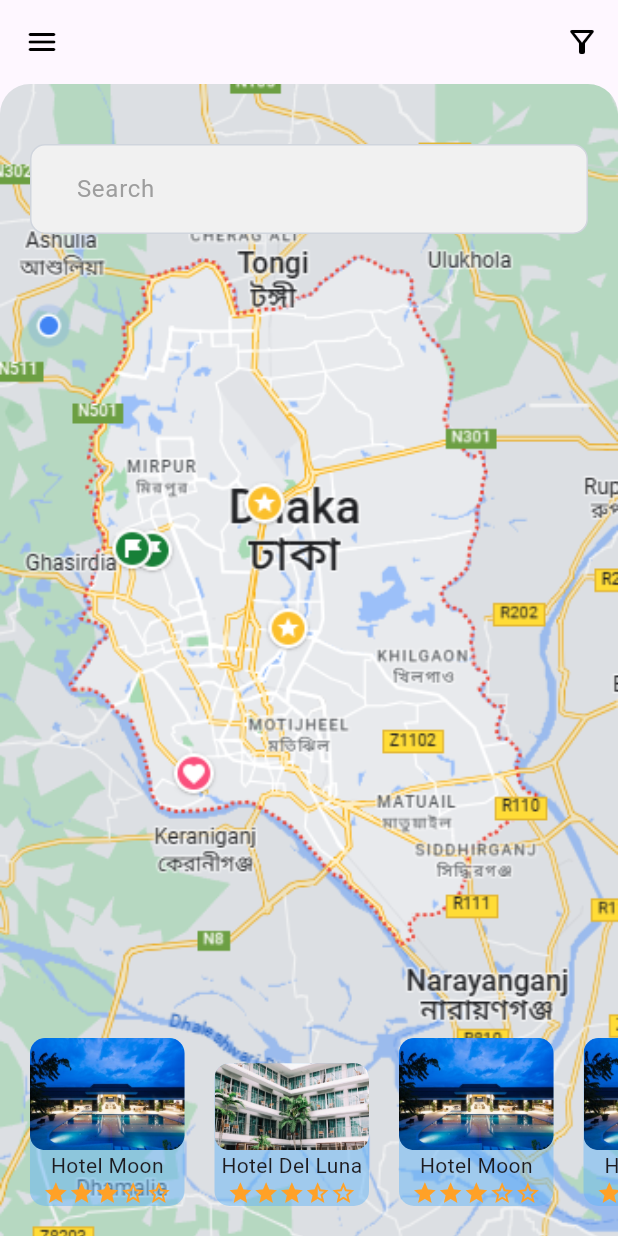
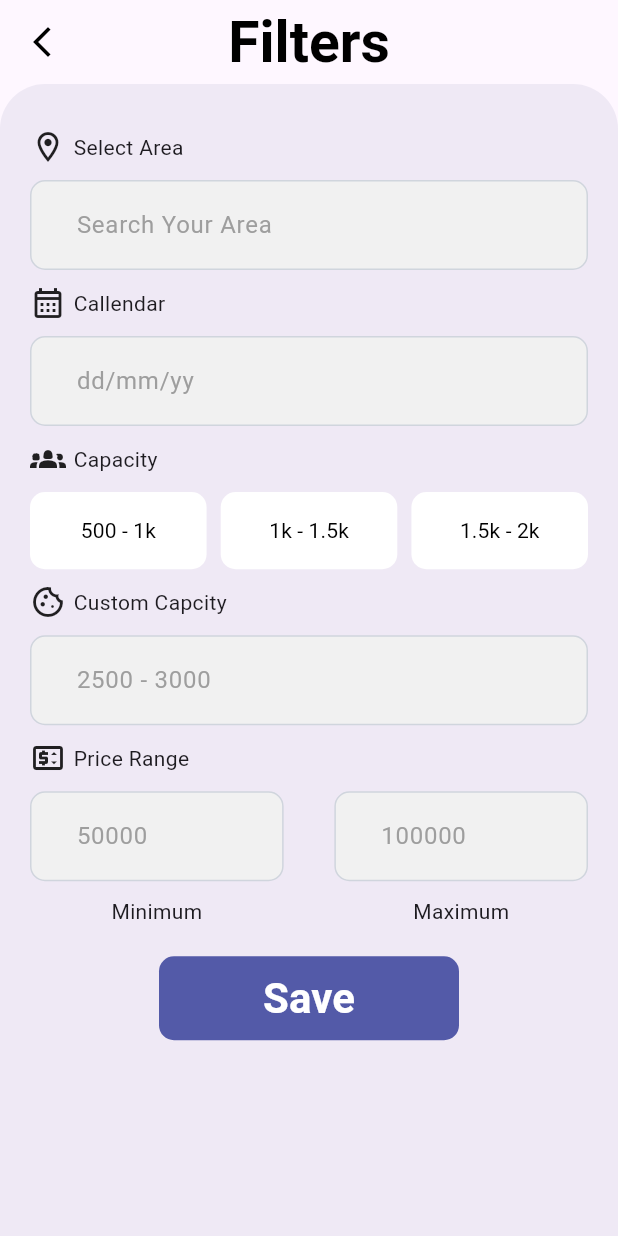
Before and after one commit to Zimmer550i/hallify, a Flutter app: the HomePage screen opened directly, after a tap on the "filter alt" icon, on a phone screen of 412 x 824 dp. Run offline on Flutter 3.47's test engine with Material 3 defaults, Android fonts, the phone set to English and light mode, and no system bars.

Commit message:
add - hotel_info and filter page updated - button now has text color option                  input.dart changed

```diff
--- /dev/null
+++ b/lib/pages/filter.dart
@@ -0,0 +1,180 @@
+import 'package:flutter/material.dart';
+import 'package:hallify/utils/constants.dart';
+import 'package:hallify/widgets/button.dart';
+import 'package:hallify/widgets/input.dart';
+
+class Filter extends StatelessWidget {
+  const Filter({super.key});
+
+  @override
+  Widget build(BuildContext context) {
+    return Scaffold(
+      appBar: AppBar(
+        title: const Text(
+          "Filters",
+          textAlign: TextAlign.left,
+          style: TextStyle(
+            color: Colors.black,
+            fontSize: 38,
+            fontWeight: FontWeight.bold,
+          ),
+        ),
+        centerTitle: true,
+        leading: IconButton(
+          onPressed: () {
+            Navigator.of(context).pop();
+          },
+          icon: const Icon(
+            Icons.arrow_back_ios_new,
+            color: Colors.black,
+          ),
+        ),
+        backgroundColor: Theme.of(context).scaffoldBackgroundColor,
+        elevation: 0,
+      ),
+      body: Container(
+        decoration: const BoxDecoration(
+          color: Color(0xffEFE9F5),
+          borderRadius: BorderRadius.only(
+            topLeft: Radius.circular(authPadding * 1.5),
+            topRight: Radius.circular(authPadding * 1.5),
+          ),
+        ),
+        child: Column(
+          crossAxisAlignment: CrossAxisAlignment.start,
+          children: [
+            const SizedBox(
+              height: authPadding * 1.5,
+            ),
+            Field(const Icon(Icons.location_on_outlined), "Select Area",
+                "Search Your Area"),
+            Field(const Icon(Icons.calendar_month_outlined), "Callendar",
+                "dd/mm/yy"),
+            // Field(const Icon(Icons.groups_2), "Capacity", "Search Your Area"),
+            const Padding(
+              padding: EdgeInsets.symmetric(horizontal: authPadding),
+              child: Row(
+                children: [
+                  Icon(Icons.groups_2),
+                  SizedBox(
+                    width: 5,
+                  ),
+                  Text("Capacity"),
+                ],
+              ),
+            ),
+            Padding(
+              padding: const EdgeInsets.symmetric(
+                  horizontal: authPadding, vertical: authPadding / 2),
+              child: Row(
+                mainAxisSize: MainAxisSize.max,
+                mainAxisAlignment: MainAxisAlignment.spaceBetween,
+                children: [
+                  Button(
+                    text: "500 - 1k",
+                    color: Colors.white,
+                    textSize: 14,
+                    textColor: Colors.black,
+                    width: MediaQuery.of(context).size.width / 3.5,
+                    height: MediaQuery.of(context).size.width / 8,
+                  ),
+                  Button(
+                    text: "1k - 1.5k",
+                    color: Colors.white,
+                    textSize: 14,
+                    textColor: Colors.black,
+                    width: MediaQuery.of(context).size.width / 3.5,
+                    height: MediaQuery.of(context).size.width / 8,
+                  ),
+                  Button(
+                    text: "1.5k - 2k",
+                    color: Colors.white,
+                    textSize: 14,
+                    textColor: Colors.black,
+                    width: MediaQuery.of(context).size.width / 3.5,
+                    height: MediaQuery.of(context).size.width / 8,
+                  ),
+                ],
+              ),
+            ),
+            Field(const Icon(Icons.cookie_outlined), "Custom Capcity",
+                "2500 - 3000",
+                count: 2),
+
+            const Padding(
+              padding: EdgeInsets.symmetric(horizontal: authPadding),
+              child: Row(
+                children: [
+                  Icon(Icons.price_change_outlined),
+                  SizedBox(
+                    width: 5,
+                  ),
+                  Text("Price Range"),
+                ],
+              ),
+            ),
+            const Padding(
+              padding: EdgeInsets.symmetric(horizontal: authPadding),
+              child: Row(
+                children: [
+                  Expanded(
+                    flex: 5,
+                    child: Column(
+                      mainAxisAlignment: MainAxisAlignment.center,
+                      children: [
+                        Input(hintText: "50000"),
+                        Text("Minimum"),
+                      ],
+                    ),
+                  ),
+                  Spacer(
+                    flex: 1,
+                  ),
+                  Expanded(
+                    flex: 5,
+                    child: Column(
+                      mainAxisAlignment: MainAxisAlignment.center,
+                      children: [
+                        Input(hintText: "100000"),
+                        Text("Maximum"),
+                      ],
+                    ),
+                  ),
+                  // Expanded(child: Input(hintText: "50000"), flex: 5),
+                  // Spacer(flex: 1,),
+                  // Expanded(child: Input(hintText: "50000"), flex: 5,),
+                ],
+              ),
+            ),
+            SizedBox(height: authPadding,),
+            const Align(
+              child: Button(text: "Save"),
+            ),
+          ],
+        ),
+      ),
+    );
+  }
+}
+
+Widget Field(Icon icon, String topic, String hint, {int count = 1}) {
+  return Padding(
+    padding: const EdgeInsets.symmetric(horizontal: authPadding),
+    child: Column(
+      children: [
+        Row(
+          children: [
+            icon,
+            const SizedBox(
+              width: 5,
+            ),
+            Text(topic),
+          ],
+        ),
+        Input(
+          hintText: hint,
+        ),
+      ],
+    ),
+  );
+}
--- a/lib/pages/homepage.dart
+++ b/lib/pages/homepage.dart
@@ -1,4 +1,5 @@
 import 'package:flutter/material.dart';
+import 'package:hallify/pages/filter.dart';
 import 'package:hallify/pages/hotel_info.dart';
 import 'package:hallify/utils/constants.dart';
 import 'package:hallify/widgets/input.dart';
@@ -23,7 +24,10 @@ class HomePage extends StatelessWidget {
         actions: [
           IconButton(
             color: const Color(0xffAFACAC),
-            onPressed: () {},
+            onPressed: () {
+              Navigator.of(context)
+                  .push(MaterialPageRoute(builder: (_) => const Filter()));
+            },
             icon: const Icon(
               Icons.filter_alt_outlined,
               color: Colors.black,
--- a/lib/pages/hotel_info.dart
+++ b/lib/pages/hotel_info.dart
@@ -1,6 +1,7 @@
 import 'package:flutter/material.dart';
 import 'package:hallify/models/hotel.dart';
 import 'package:hallify/utils/constants.dart';
+import 'package:hallify/widgets/button.dart';
 import 'package:hallify/widgets/rating.dart';
 
 class HotelInfo extends StatefulWidget {
@@ -18,7 +19,28 @@ class _HotelInfoState extends State<HotelInfo> {
   @override
   Widget build(BuildContext context) {
     return Scaffold(
+      bottomNavigationBar: Padding(
+        padding: const EdgeInsets.all(authPadding),
+        child: Row(
+          mainAxisAlignment: MainAxisAlignment.spaceBetween,
+          children: [
+            Button(
+              text: "Call",
+              color: const Color(0xffFFA127),
+              size: 0.8,
+              width: MediaQuery.of(context).size.width / 1.9,
+            ),
+            Button(
+              text: "Book",
+              size: 0.8,
+              width: MediaQuery.of(context).size.width / 1.9,
+            ),
+          ],
+        ),
+      ),
       body: SafeArea(
+        child: SingleChildScrollView(
+          physics: null,
           child: Column(
             children: [
               Stack(
@@ -28,8 +50,6 @@ class _HotelInfoState extends State<HotelInfo> {
                     width: double.infinity,
                     fit: BoxFit.cover,
                   ),
-                Column(
-                  children: [
                   Row(
                     mainAxisAlignment: MainAxisAlignment.spaceBetween,
                     children: [
@@ -52,8 +72,6 @@ class _HotelInfoState extends State<HotelInfo> {
                               ? Colors.red
                               : Colors.white,
                         ),
-                        ),
-                      ],
                       ),
                     ],
                   )
@@ -86,7 +104,8 @@ class _HotelInfoState extends State<HotelInfo> {
                           Row(
                             mainAxisSize: MainAxisSize.min,
                             children: [
-                            Rating(rating: widget.hotel.review, size: size / 5),
+                              Rating(
+                                  rating: widget.hotel.review, size: size / 5),
                               Text(
                                 "(${widget.hotel.reviewCount} reviews)",
                                 style: Theme.of(context)
@@ -160,10 +179,6 @@ class _HotelInfoState extends State<HotelInfo> {
                         ],
                       ),
                     ),
-                ],
-              ),
-            ),
-
                     Text(
                       "Details",
                       style: Theme.of(context).textTheme.titleLarge!.copyWith(
@@ -171,11 +186,51 @@ class _HotelInfoState extends State<HotelInfo> {
                             fontSize: 28,
                           ),
                     ),
-
-            Text(placeHolderString, style: Theme.of(context).textTheme.displaySmall!.copyWith(fontSize: 18),)
-
-            // Amneties
+                    Padding(
+                      padding: const EdgeInsets.symmetric(vertical: 8.0),
+                      child: Text(
+                        placeHolderString,
+                        style: Theme.of(context)
+                            .textTheme
+                            .displaySmall!
+                            .copyWith(fontSize: 18),
+                      ),
+                    ),
+                    Text(
+                      "Amneties",
+                      style: Theme.of(context).textTheme.titleLarge!.copyWith(
+                            fontWeight: FontWeight.bold,
+                            fontSize: 28,
+                          ),
+                    ),
+                    Padding(
+                      padding: const EdgeInsets.all(authPadding),
+                      child: Image.asset(
+                        "assets/amneties.png",
+                        fit: BoxFit.contain,
+                      ),
+                    ),
+                    // Row(
+                    //   mainAxisAlignment: MainAxisAlignment.spaceBetween,
+                    //   children: [
+                    //     Button(
+                    //       text: "Call",
+                    //       color: Color(0xffFFA127),
+                    //       size: 0.8,
+                    //       width: MediaQuery.of(context).size.width / 1.9,
+                    //     ),
+                    //     Button(
+                    //       text: "Book",
+                    //       size: 0.8,
+                    //       width: MediaQuery.of(context).size.width / 1.9,
+                    //     ),
+                    //   ],
+                    // ),
                   ],
+                ),
+              ),
+            ],
+          ),
         ),
       ),
     );
--- a/lib/widgets/button.dart
+++ b/lib/widgets/button.dart
@@ -8,6 +8,7 @@ class Button extends StatelessWidget {
   final double height;
   final double size;
   final double textSize;
+  final Color? textColor;
   final void Function()? func;
   const Button(
       {super.key,
@@ -16,6 +17,7 @@ class Button extends StatelessWidget {
       this.height = 56,
       this.textSize = 28,
       this.size = 1,
+      this.textColor,
       this.func,
       required this.text});
 
@@ -30,7 +32,7 @@ class Button extends StatelessWidget {
         disabledBackgroundColor: color,
         minimumSize: Size(width * size, height * size),
         shape: RoundedRectangleBorder(
-          side: (color == Colors.white)
+          side: (color == Colors.white && textColor==null)
               ? const BorderSide(width: 1)
               : BorderSide.none,
           borderRadius: BorderRadius.circular(10.0 * size),
@@ -39,9 +41,9 @@ class Button extends StatelessWidget {
       child: Text(
         text,
         style: TextStyle(
-          color: (color == Colors.white) ? primaryColor : Colors.white,
+          color: textColor ?? ((color == Colors.white) ? primaryColor : Colors.white),
           fontSize: textSize * size,
-          fontWeight: FontWeight.bold,
+          fontWeight: textColor==null ? FontWeight.bold : FontWeight.normal,
         ),
       ),
     );
--- a/lib/widgets/input.dart
+++ b/lib/widgets/input.dart
@@ -3,7 +3,11 @@ import 'package:flutter/material.dart';
 class Input extends StatefulWidget {
   final String hintText;
   final bool obscureText;
-  const Input({super.key, required this.hintText, this.obscureText = false});
+  const Input({
+    super.key,
+    required this.hintText,
+    this.obscureText = false,
+  });
 
   @override
   State<Input> createState() => _InputState();
```
Also changed, not shown: assets/amneties.png (added), pubspec.lock. Lines whose indentation alone changed are shown as unchanged.
